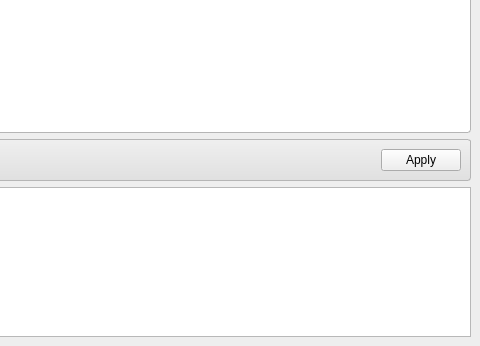
This is ahenk/lider/formmain.ui in pars-linux/uludag as Qt 5 draws it before an edit; both pictures show x 376 to 856 and y 324 to 670 of the 856 by 670 pixel window. The edited form follows.
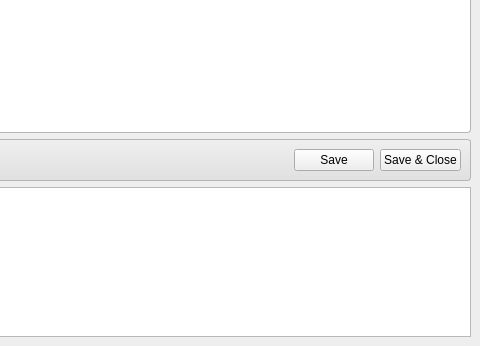
This is the edited form. Icons and pictures are not drawn.

Commit message: Save & close button for lazy people

What changed in the file:
```diff
--- a/ahenk/lider/formmain.ui
+++ b/ahenk/lider/formmain.ui
@@ -525,7 +525,7 @@
          <item row="0" column="2">
           <widget class="QPushButton" name="pushApply">
            <property name="text">
-            <string>Apply</string>
+            <string>Save</string>
            </property>
            <property name="icon">
             <iconset resource="data.qrc">
@@ -533,6 +533,17 @@
            </property>
           </widget>
          </item>
+         <item row="0" column="3">
+          <widget class="QPushButton" name="pushOK">
+           <property name="text">
+            <string>Save &amp;&amp; Close</string>
+           </property>
+           <property name="icon">
+            <iconset resource="data.qrc">
+             <normaloff>:/icons/ok32.png</normaloff>:/icons/ok32.png</iconset>
+           </property>
+          </widget>
+         </item>
         </layout>
        </widget>
       </item>
```
The commit also changes 4 other files.
